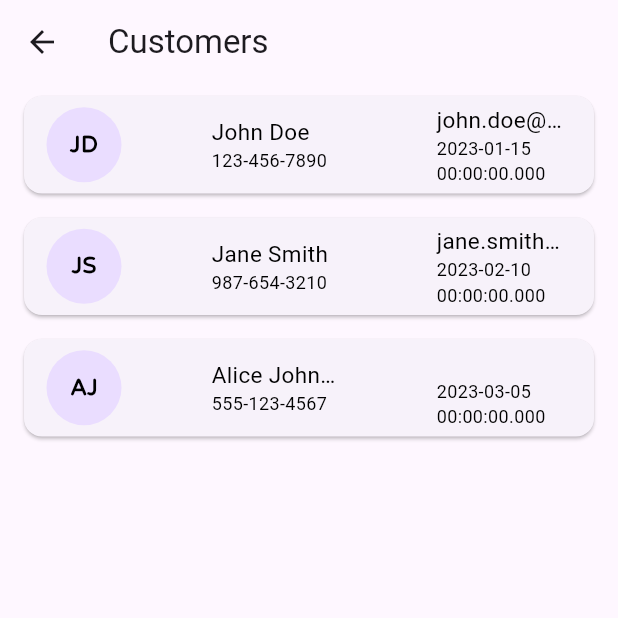
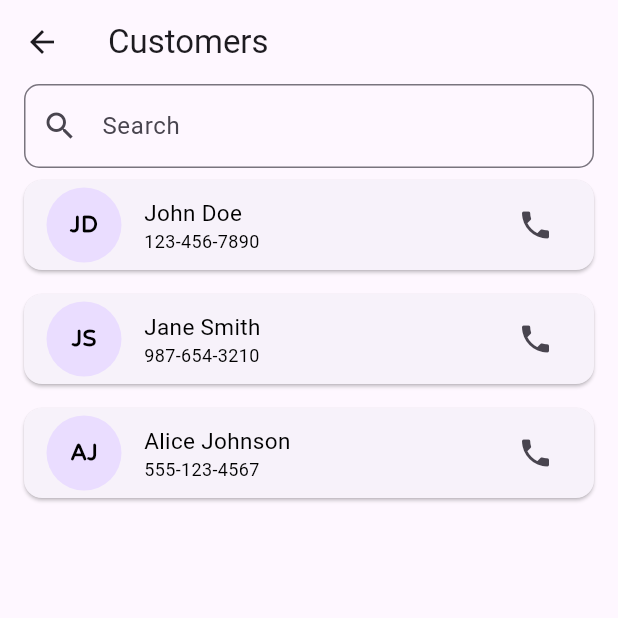
Before and after one commit to Idanmal8/Bookmarko_frontend_serverpod, a Flutter app: the CustomersScreen screen opened directly, on a phone screen of 412 x 824 dp, the top half of it. Run offline on Flutter 3.47's test engine with Material 3 defaults, Android fonts, the phone set to English and light mode, and no system bars; our stand-ins replace flutter_svg, google_fonts, image_picker, shared_preferences, table_calendar; missing offline and left inert: serverpod, serverpod_client, serverpod_flutter; accounts and stored records are empty; statements that could not run were skipped.

Commit message:
keep working on project card

```diff
--- a/bookmarko/bookmarko_flutter/lib/screens/customers_screen/customers_screen.dart
+++ b/bookmarko/bookmarko_flutter/lib/screens/customers_screen/customers_screen.dart
@@ -1,5 +1,6 @@
 import 'package:bookmarko_client/bookmarko_client.dart';
 import 'package:bookmarko_flutter/screens/customers_screen/widget/customer_card.dart';
+import 'package:bookmarko_flutter/utils/search_bar/search_bar.dart';
 import 'package:flutter/material.dart';
 
 List<Customer> mockCustomers = [
@@ -29,13 +30,28 @@
   ),
 ];
 
-class CustomersScreen extends StatelessWidget {
+class CustomersScreen extends StatefulWidget {
   final List<Customer>? businessCustomers;
 
   const CustomersScreen({
     this.businessCustomers,
     super.key,
   });
+
+  @override
+  State<CustomersScreen> createState() => _CustomersScreenState();
+}
+
+class _CustomersScreenState extends State<CustomersScreen> {
+  List<Customer> filteredCustomers =
+      mockCustomers; // Initially display all customers
+
+  void handleSearch(List<Customer> results) {
+    setState(() {
+      print('Results: $mockCustomers');
+      filteredCustomers = results;
+    });
+  }
 
   @override
   Widget build(BuildContext context) {
@@ -46,9 +62,14 @@
       body: SingleChildScrollView(
         child: Column(
           children: [
-            CustomerCard(customer: mockCustomers[0]),
-            CustomerCard(customer: mockCustomers[1]),
-            CustomerCard(customer: mockCustomers[2]),
+            SearchBarHandler<Customer>(
+              items: mockCustomers,
+              itemToString: (Customer customer) =>
+                  '${customer.firstName} ${customer.lastName}',
+              onSearch: handleSearch,
+            ),
+            for (var customer in filteredCustomers)
+              CustomerCard(customer: customer),
           ],
         ),
       ),
--- a/bookmarko/bookmarko_flutter/lib/screens/customers_screen/widget/customer_card.dart
+++ b/bookmarko/bookmarko_flutter/lib/screens/customers_screen/widget/customer_card.dart
@@ -34,8 +34,9 @@
                     color: Colors.black),
               ),
             ),
-            Container(
-              width: 90,
+            const SizedBox(width: 15), // Add this line
+            Expanded(
+              child: Container(
                 alignment: Alignment.centerLeft,
                 child: Column(
                   crossAxisAlignment: CrossAxisAlignment.start,
@@ -44,7 +45,6 @@
                       '${customer.firstName} ${customer.lastName}',
                       style: const TextStyle(
                           fontSize: 15,
-                        // fontWeight: FontWeight.bold,
                           color: Colors.black),
                           overflow: TextOverflow.ellipsis,
                           maxLines: 1,
@@ -53,34 +53,18 @@
                       customer.phone,
                       style: const TextStyle(
                           fontSize: 12,
-                        // fontWeight: FontWeight.bold,
                           color: Colors.black),
                     ),
                   ],
                 ),
               ),
+            ),
             Container(
-              width: 90,
-              alignment: Alignment.centerLeft,
-              child: Column(
+              alignment: Alignment.center,
+              child: Row(
                 crossAxisAlignment: CrossAxisAlignment.start,
                 children: [
-                  Text(
-                    customer.email ?? '',
-                    style: const TextStyle(
-                        fontSize: 15,
-                        // fontWeight: FontWeight.bold,
-                        color: Colors.black),
-                        overflow: TextOverflow.ellipsis,
-                        maxLines: 1,
-                  ),
-                  Text(
-                    customer.joined.toString(),
-                    style: const TextStyle(
-                        fontSize: 12,
-                        // fontWeight: FontWeight.bold,
-                        color: Colors.black),
-                  ),
+                  IconButton(onPressed: () {}, icon: const Icon(Icons.phone)),
                 ],
               ),
             ),
--- a/bookmarko/bookmarko_flutter/lib/screens/nav_bar/controller/nav_bar_controller.dart
+++ b/bookmarko/bookmarko_flutter/lib/screens/nav_bar/controller/nav_bar_controller.dart
@@ -69,8 +69,8 @@
     _businessServices = (await _connectionController.client?.services
         .getServices(_businessDetails?.id ?? 0));
 
-    _businessCustomers = (await _connectionController.client?.userCustomer
-        .getCustomers(_businessDetails?.id ?? 0));
+    // _businessCustomers = (await _connectionController.client?.userCustomer
+    //     .getCustomers(_businessDetails?.id ?? 0));
 
     if (_businessDetails == null) {
       _isLoading = false;
--- /dev/null
+++ b/bookmarko/bookmarko_flutter/lib/utils/search_bar/search_bar.dart
@@ -0,0 +1,66 @@
+// ignore_for_file: public_member_api_docs, sort_constructors_first
+import 'package:flutter/material.dart';
+
+class SearchBarHandler<T extends Object> extends StatefulWidget {
+  // Explicitly bound T to Object
+  final List<T> items;
+  final String Function(T) itemToString;
+  final Function(List<T>) onSearch; // Add this line
+
+  const SearchBarHandler({
+    required this.items,
+    required this.itemToString,
+    required this.onSearch,
+    super.key,
+  });
+
+  @override
+  State<SearchBarHandler<T>> createState() => _SearchBarHandlerState<T>();
+}
+
+class _SearchBarHandlerState<T extends Object>
+    extends State<SearchBarHandler<T>> {
+  TextEditingController controller = TextEditingController();
+
+  @override
+  Widget build(BuildContext context) {
+    return Padding(
+      padding: const EdgeInsets.symmetric(horizontal: 16.0),
+      child: Autocomplete<T>(
+        optionsBuilder: (TextEditingValue textEditingValue) {
+          if (textEditingValue.text == '') {
+            return Iterable<T>.empty();
+          }
+          return widget.items.where((T item) {
+            return widget
+                .itemToString(item)
+                .toLowerCase()
+                .contains(textEditingValue.text.toLowerCase());
+          });
+        },
+        displayStringForOption: widget.itemToString,
+        fieldViewBuilder: (
+          BuildContext context,
+          TextEditingController fieldTextEditingController,
+          FocusNode fieldFocusNode,
+          VoidCallback onFieldSubmitted,
+        ) {
+          return TextField(
+            controller: fieldTextEditingController,
+            focusNode: fieldFocusNode,
+            decoration: InputDecoration(
+              prefixIcon: const Icon(Icons.search),
+              border: OutlineInputBorder(
+                borderRadius: BorderRadius.circular(10.0),
+              ),
+              hintText: 'Search',
+            ),
+          );
+        },
+        onSelected: (T selection) {
+          widget.onSearch([selection]); // Pass the selected item to the onSearch method
+        },
+      ),
+    );
+  }
+}
--- a/bookmarko/bookmarko_flutter/pubspec.yaml
+++ b/bookmarko/bookmarko_flutter/pubspec.yaml
@@ -22,6 +22,7 @@
   flutter_localizations:
     sdk: flutter
   intl: ">=0.18.0 <0.19.0"
+  image_picker: ^1.0.7
   shared_preferences: ^2.2.0
   flutter_svg: ^2.0.7
   google_fonts: ^4.0.4
```
Also changed, not shown: bookmarko/bookmarko_flutter/lib/screens/nav_bar/nav_bar_screen.dart (+3 -12 lines), bookmarko/bookmarko_flutter/lib/screens/profile/controller/profile_controller.dart (+24 -1 lines), bookmarko/bookmarko_flutter/lib/screens/profile/profile.dart (+6 -7 lines), bookmarko/bookmarko_flutter/lib/screens/profile/widget/follow_button.dart (+7 -7 lines), bookmarko/bookmarko_flutter/lib/screens/profile/widget/profile_picture.dart (+6 -5 lines), bookmarko/bookmarko_flutter/pubspec.lock, 13 other files. Lines whose indentation alone changed are shown as unchanged.
